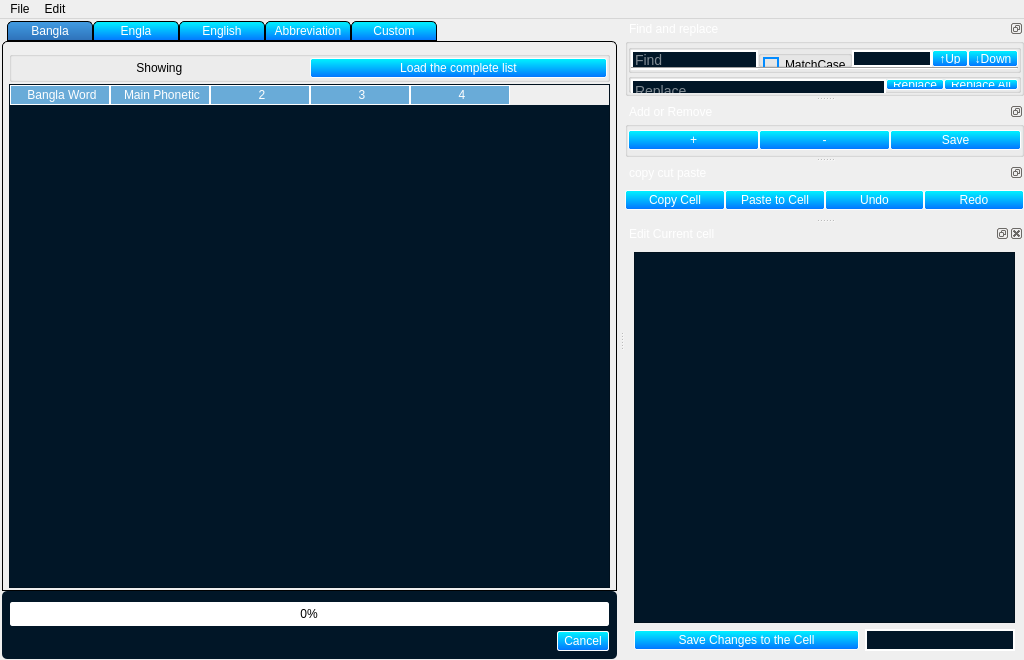
Old version of the form Uis/WordManagerUi.ui in the repository nabil-bot/kontho-2023.
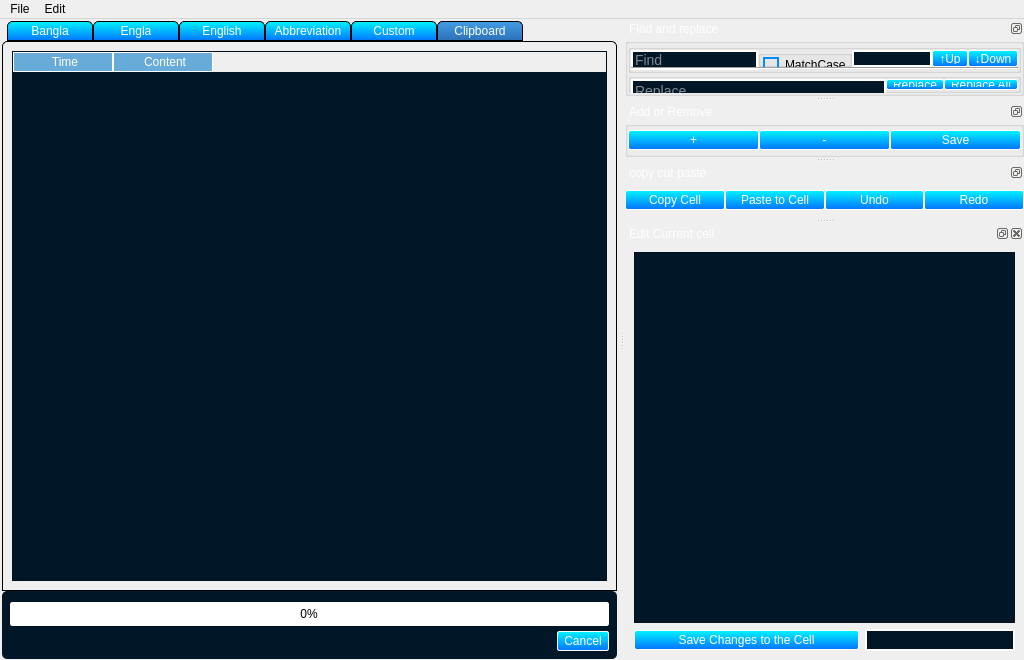
New version of the form. The open tabs and pages were chosen to show the change. Icons and pictures are not drawn.

Patch:
```diff
--- a/Uis/WordManagerUi.ui
+++ b/Uis/WordManagerUi.ui
@@ -547,6 +547,27 @@
         </item>
        </layout>
       </widget>
+      <widget class="QWidget" name="tab_6">
+       <attribute name="title">
+        <string>Clipboard</string>
+       </attribute>
+       <layout class="QGridLayout" name="gridLayout_11">
+        <item row="0" column="0">
+         <widget class="QTableWidget" name="ClipBoardtableWidget">
+          <column>
+           <property name="text">
+            <string>Time</string>
+           </property>
+          </column>
+          <column>
+           <property name="text">
+            <string>Content</string>
+           </property>
+          </column>
+         </widget>
+        </item>
+       </layout>
+      </widget>
      </widget>
     </item>
    </layout>
```
